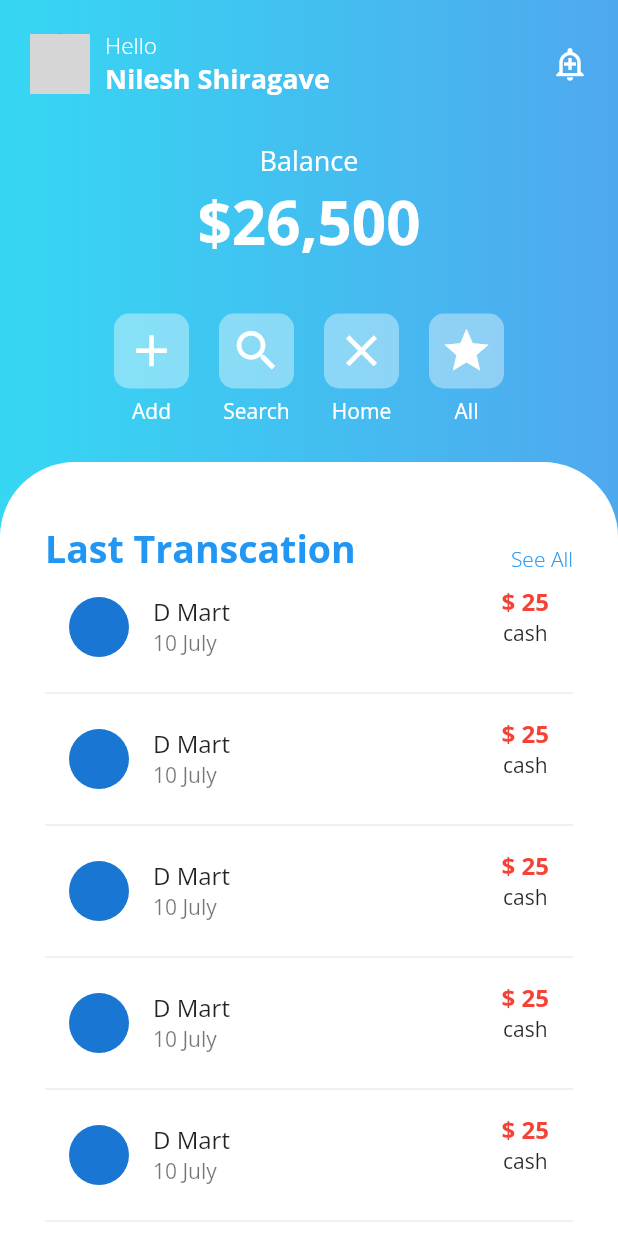
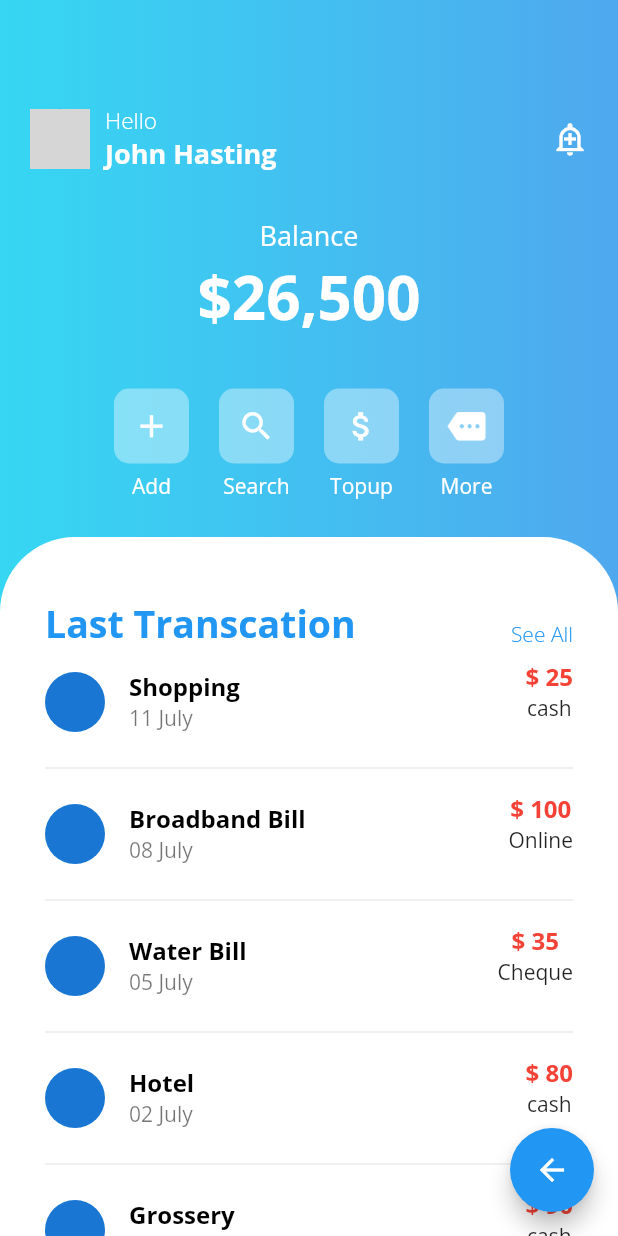
Before and after one commit to snilesh10/flutter_wallet_app_ui, a Flutter app: the HomePage screen opened by its route, on a phone screen of 412 x 824 dp. Run offline on Flutter 3.47's test engine with Material 2 defaults, Android fonts, the light colour scheme and no system bars; our stand-ins replace google_fonts; network calls fail; grey boxes are pictures that could not be loaded.

Commit message:
Added Random Icon

```diff
--- a/lib/screens/home.dart
+++ b/lib/screens/home.dart
@@ -12,15 +12,15 @@ class _HomePageState extends State<HomePage> {
 // The underscore declares a variable as private in dart.
     Icons.add,
     Icons.search,
-    Icons.close,
-    Icons.star,
+    Icons.attach_money,
+    Icons.more
   ];
   List<String> _iconText = [
 // The underscore declares a variable as private in dart.
     'Add',
     'Search',
-    'Home',
-    'All',
+    'Topup',
+    'More',
   ];
   Widget _buildIcon(int index) {
     return Container(
@@ -36,7 +36,7 @@ class _HomePageState extends State<HomePage> {
               ),
               child: Icon(
                 _icons[index],
-                size: 35.0,
+                size: 25.0,
                 color: Colors.white,
               )),
           SizedBox(
@@ -55,8 +55,13 @@ class _HomePageState extends State<HomePage> {
   Widget build(BuildContext context) {
     return Scaffold(
       backgroundColor: Colors.transparent,
+      floatingActionButton: FloatingActionButton(
+        onPressed: () {},
+        child: Icon(Icons.arrow_back),
+      ),
       body: SingleChildScrollView(
           child: Container(
+        padding: EdgeInsets.only(top: 50),
         decoration: BoxDecoration(
           gradient:
               LinearGradient(colors: [Color(0xFF36d7f3), Color(0xFF4fa8ee)]),
@@ -75,7 +80,8 @@ class _HomePageState extends State<HomePage> {
                         child: Row(
                           children: [
                             CircleAvatar(
-                              backgroundImage: NetworkImage(''),
+                              backgroundImage:
+                                  NetworkImage('https://i.pravatar.cc/300'),
                             ),
                             SizedBox(
                               width: 10,
@@ -90,7 +96,7 @@ class _HomePageState extends State<HomePage> {
                                       fontSize: 15,
                                       fontWeight: FontWeight.w300),
                                 ),
-                                Text('Nilesh Shiragave',
+                                Text('John Hasting',
                                     style: TextStyle(
                                         color: Colors.white,
                                         fontSize: 18,
@@ -174,12 +180,15 @@ class _HomePageState extends State<HomePage> {
                       itemBuilder: (context, index) {
                         return Column(
                           children: [
-                            AllExpenses('D Mart', '', 25, 'cash', '10 July'),
-                            AllExpenses('D Mart', '', 25, 'cash', '10 July'),
-                            AllExpenses('D Mart', '', 25, 'cash', '10 July'),
-                            AllExpenses('D Mart', '', 25, 'cash', '10 July'),
-                            AllExpenses('D Mart', '', 25, 'cash', '10 July'),
-                            AllExpenses('D Mart', '', 25, 'cash', '10 July'),
+                            AllExpenses('Shopping', '', 25, 'cash', '11 July'),
+                            AllExpenses(
+                                'Broadband Bill', '', 100, 'Online', '08 July'),
+                            AllExpenses(
+                                'Water Bill', '', 35, 'Cheque', '05 July'),
+                            AllExpenses('Hotel', '', 80, 'cash', '02 July'),
+                            AllExpenses('Grossery', '', 90, 'cash', '01 July'),
+                            AllExpenses(
+                                'Medicines', '', 60, 'Online', '30 June'),
                           ],
                         );
                       }),
@@ -208,8 +217,13 @@ class AllExpenses extends StatelessWidget {
       children: [
         ListTile(
           leading: CircleAvatar(),
-          title: Text(shoptitle),
+          title: Text(
+            shoptitle,
+            style: TextStyle(
+                color: Colors.black, fontSize: 16, fontWeight: FontWeight.bold),
+          ),
           subtitle: Text(date),
+          contentPadding: EdgeInsets.all(0),
           trailing: Column(
             children: [
               Text(
```
